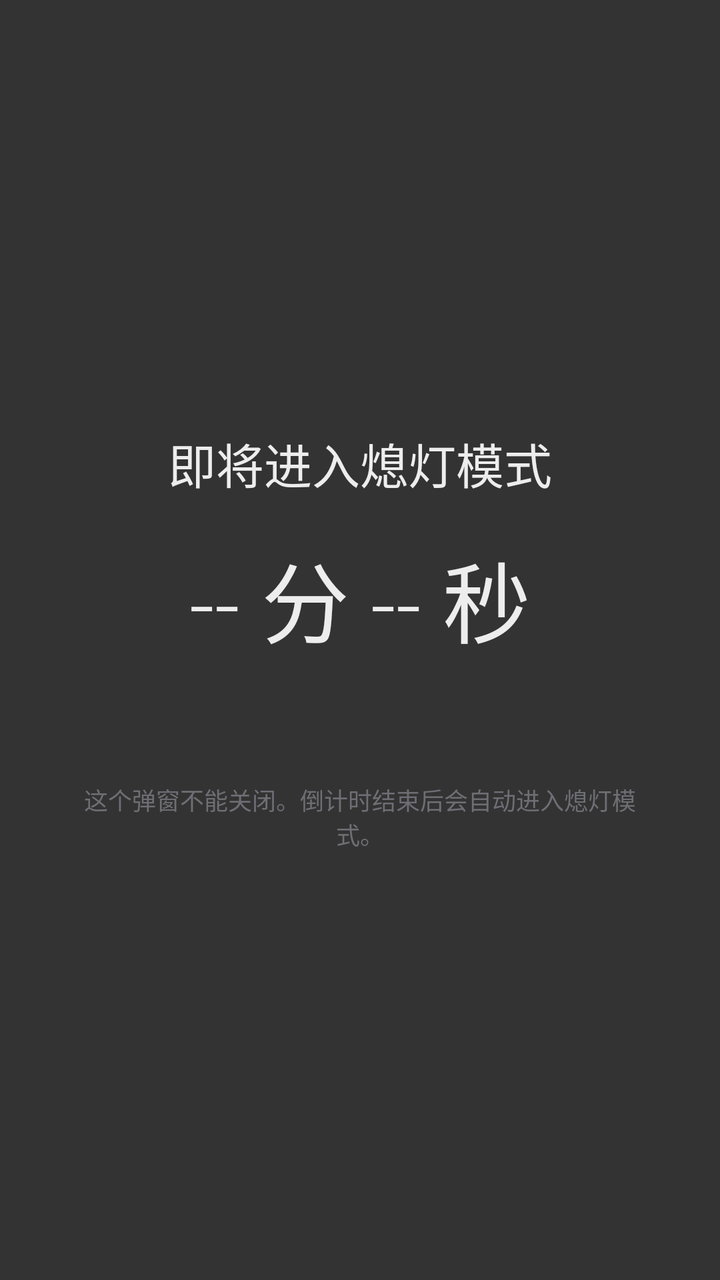
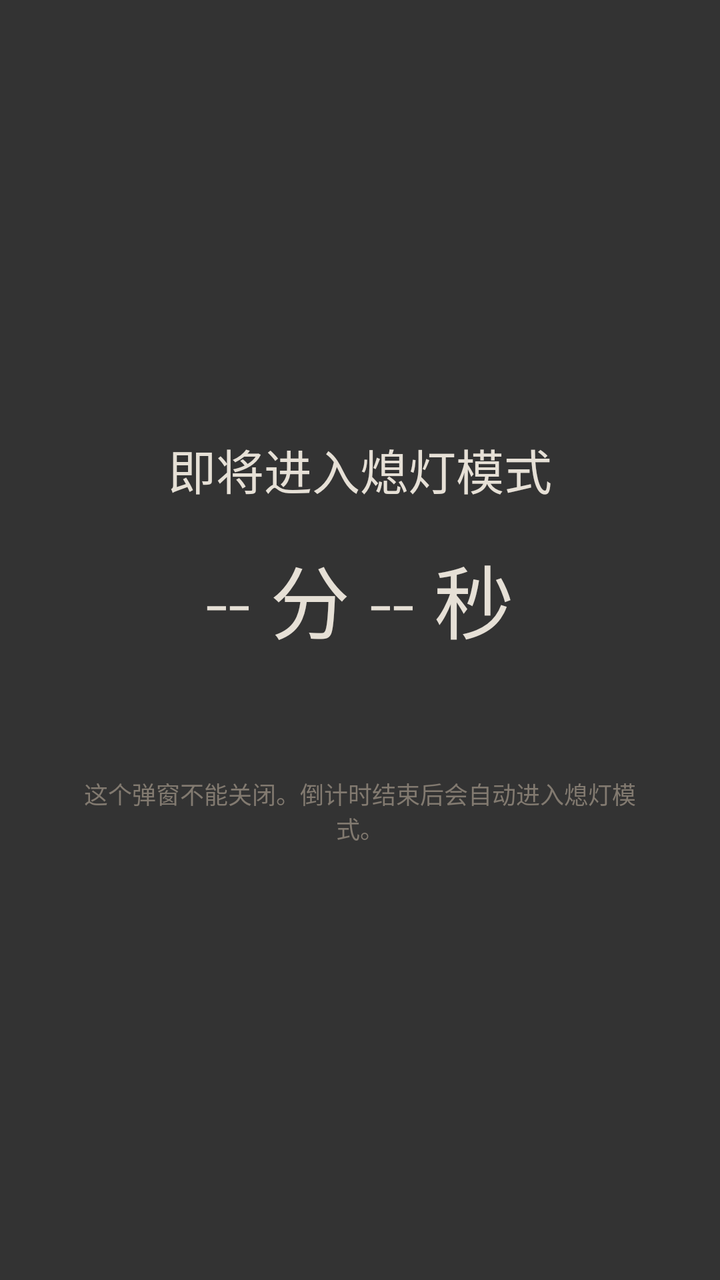

Two renders of the same Android screen: before a commit and after it. Below are the layout's source before the change and the commit's diff.
<!-- AndroidManifest.xml: activity theme Theme.Xideng.Warning -->
<!-- res/layout/activity_warning.xml -->
<?xml version="1.0" encoding="utf-8"?>
<FrameLayout xmlns:android="http://schemas.android.com/apk/res/android"
    android:layout_width="match_parent"
    android:layout_height="match_parent"
    android:background="#CC000000"
    >

    <LinearLayout
        android:layout_width="match_parent"
        android:layout_height="wrap_content"
        android:layout_gravity="center_vertical"
        android:gravity="center_horizontal"
        android:orientation="vertical"
        android:paddingStart="32dp"
        android:paddingEnd="32dp">

        <TextView
            android:layout_width="wrap_content"
            android:layout_height="wrap_content"
            android:fontFamily="sans-serif-light"
            android:text="即将进入熄灯模式"
            android:textColor="@color/xideng_text_primary"
            android:textSize="24sp" />

        <TextView
            android:id="@+id/countdownText"
            android:layout_width="wrap_content"
            android:layout_height="wrap_content"
            android:layout_marginTop="18dp"
            android:fontFamily="sans-serif-light"
            android:text="-- 分 -- 秒"
            android:textColor="@color/xideng_text_primary"
            android:textSize="44sp" />

        <TextView
            android:id="@+id/warnDetailText"
            android:layout_width="match_parent"
            android:layout_height="wrap_content"
            android:layout_marginTop="16dp"
            android:gravity="center"
            android:textColor="@color/xideng_text_secondary"
            android:textSize="13sp" />

        <TextView
            android:layout_width="match_parent"
            android:layout_height="wrap_content"
            android:layout_marginTop="26dp"
            android:gravity="center"
            android:text="这个弹窗不能关闭。倒计时结束后会自动进入熄灯模式。"
            android:textColor="@color/xideng_text_faint"
            android:textSize="12sp" />
    </LinearLayout>
</FrameLayout>
<!-- resources referenced by this layout -->
<resources>
  <color name="xideng_text_faint">#FF6E6E75</color>
  <color name="xideng_text_primary">#FFEDEDED</color>
  <color name="xideng_text_secondary">#FFA8A8AE</color>
  <style name="Theme.Xideng.Warning" parent="Theme.Xideng.Blackout">
          <item name="android:windowBackground">@android:color/transparent</item>
          <item name="android:windowIsTranslucent">true</item>
          <item name="android:backgroundDimEnabled">true</item>
      </style>
  <style name="Theme.Xideng.Blackout" parent="Theme.Xideng">
          <item name="android:windowBackground">@color/xideng_black</item>
          <item name="android:colorBackground">@color/xideng_black</item>
          <item name="android:statusBarColor">@android:color/transparent</item>
          <item name="android:navigationBarColor">@android:color/transparent</item>
          <item name="android:windowShowWallpaper">false</item>
          <item name="android:windowDrawsSystemBarBackgrounds">true</item>
      </style>
  <style name="Theme.Xideng" parent="Theme.Material3.DayNight.NoActionBar">
          <item name="colorPrimary">@color/xideng_primary</item>
          <item name="colorOnPrimary">@color/xideng_black</item>
          <item name="colorSecondary">@color/xideng_primary_dark</item>
          <item name="android:colorBackground">@color/xideng_surface</item>
          <item name="colorSurface">@color/xideng_surface_alt</item>
          <item name="colorOnSurface">@color/xideng_text_primary</item>
          <item name="android:statusBarColor">@color/xideng_surface</item>
          <item name="android:navigationBarColor">@color/xideng_surface</item>
          <item name="android:windowLightStatusBar">false</item>
          <item name="android:windowLightNavigationBar">false</item>
      </style>
  <color name="xideng_black">#FF000000</color>
  <color name="xideng_primary">#FF8E9BD6</color>
  <color name="xideng_primary_dark">#FF5C6699</color>
  <color name="xideng_surface">#FF0B0B0C</color>
  <color name="xideng_surface_alt">#FF141416</color>
</resources>

<!-- the commit's change to res/layout/activity_warning.xml (unified diff, before → after) -->
@@ -30,7 +30,7 @@
             android:fontFamily="sans-serif-light"
             android:text="-- 分 -- 秒"
             android:textColor="@color/xideng_text_primary"
-            android:textSize="44sp" />
+            android:textSize="40sp" />
 
         <TextView
             android:id="@+id/warnDetailText"
<!-- resource entries referenced after the edit -->
@@ -1,8 +1,8 @@
 <!-- resources referenced by this layout -->
 <resources>
-  <color name="xideng_text_faint">#FF6E6E75</color>
-  <color name="xideng_text_primary">#FFEDEDED</color>
-  <color name="xideng_text_secondary">#FFA8A8AE</color>
+  <color name="xideng_text_faint">#FF827A70</color>
+  <color name="xideng_text_primary">#FFE6E0D6</color>
+  <color name="xideng_text_secondary">#FFA9A29A</color>
   <style name="Theme.Xideng.Warning" parent="Theme.Xideng.Blackout">
           <item name="android:windowBackground">@android:color/transparent</item>
           <item name="android:windowIsTranslucent">true</item>
@@ -29,9 +29,9 @@
           <item name="android:windowLightNavigationBar">false</item>
       </style>
   <color name="xideng_black">#FF000000</color>
-  <color name="xideng_primary">#FF8E9BD6</color>
-  <color name="xideng_primary_dark">#FF5C6699</color>
-  <color name="xideng_surface">#FF0B0B0C</color>
-  <color name="xideng_surface_alt">#FF141416</color>
+  <color name="xideng_primary">#FFFFD7A0</color>
+  <color name="xideng_primary_dark">#FF7A5C33</color>
+  <color name="xideng_surface">#FF0C0C0F</color>
+  <color name="xideng_surface_alt">#FF131318</color>
 </resources>
 
